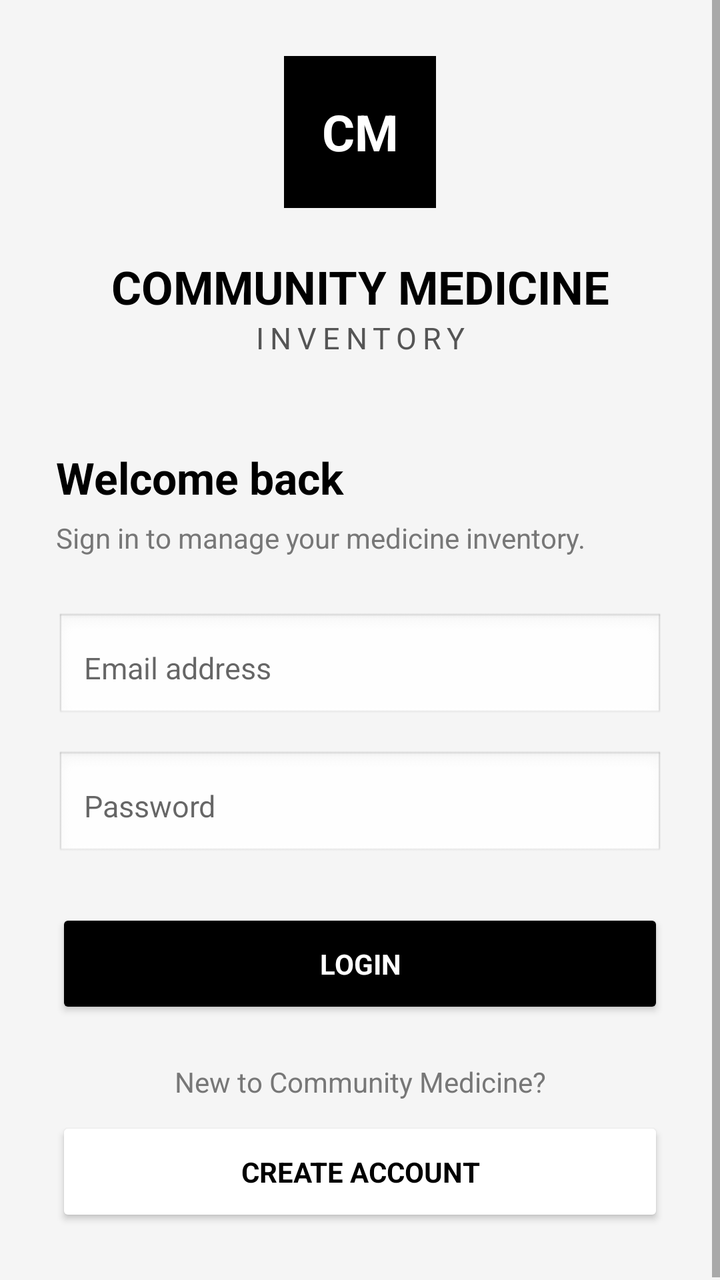
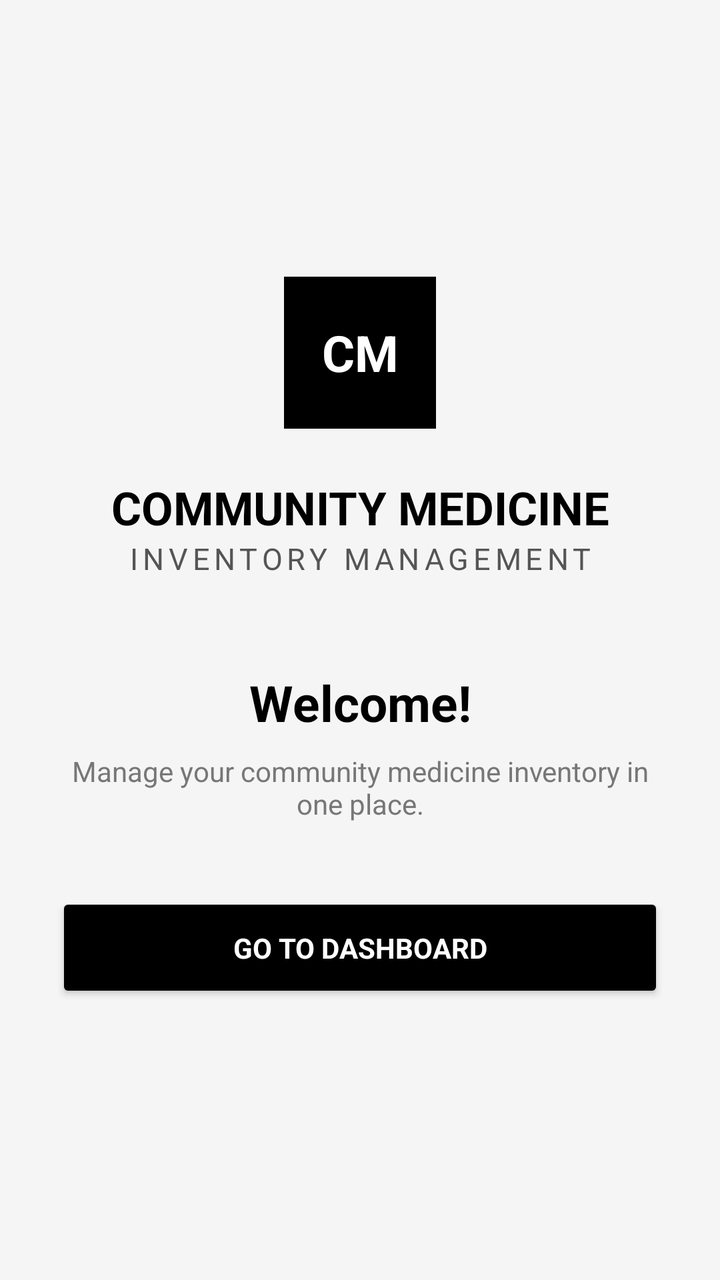

Compare the two renders of this Android layout. The source of the first and the diff that turns it into the second are given below.
<!-- AndroidManifest.xml: application theme AppTheme -->
<!-- res/layout/activity_main.xml -->
<?xml version="1.0" encoding="utf-8"?>
<ScrollView xmlns:android="http://schemas.android.com/apk/res/android"
    android:layout_width="match_parent"
    android:layout_height="match_parent"
    android:background="#F5F5F5"
    android:fillViewport="true">

    <LinearLayout
        android:layout_width="match_parent"
        android:layout_height="match_parent"
        android:orientation="vertical"
        android:gravity="center"
        android:padding="28dp">

        
        <TextView
            android:layout_width="76dp"
            android:layout_height="76dp"
            android:gravity="center"
            android:background="#000000"
            android:text="CM"
            android:textColor="#FFFFFF"
            android:textSize="25sp"
            android:textStyle="bold" />

        
        <TextView
            android:layout_width="match_parent"
            android:layout_height="wrap_content"
            android:layout_marginTop="24dp"
            android:gravity="center"
            android:text="COMMUNITY MEDICINE"
            android:textColor="#000000"
            android:textSize="23sp"
            android:textStyle="bold" />

        <TextView
            android:layout_width="match_parent"
            android:layout_height="wrap_content"
            android:gravity="center"
            android:text="INVENTORY"
            android:textColor="#555555"
            android:textSize="15sp"
            android:letterSpacing="0.2" />

        
        <TextView
            android:layout_width="match_parent"
            android:layout_height="wrap_content"
            android:layout_marginTop="45dp"
            android:text="Welcome back"
            android:textColor="#000000"
            android:textSize="22sp"
            android:textStyle="bold" />

        <TextView
            android:layout_width="match_parent"
            android:layout_height="wrap_content"
            android:layout_marginTop="6dp"
            android:text="Sign in to manage your medicine inventory."
            android:textColor="#777777"
            android:textSize="14sp" />

        
        <EditText
            android:id="@+id/emailInput"
            android:layout_width="match_parent"
            android:layout_height="55dp"
            android:layout_marginTop="28dp"
            android:padding="14dp"
            android:background="@android:drawable/edit_text"
            android:hint="Email address"
            android:inputType="textEmailAddress"
            android:autofillHints="emailAddress"
            android:textColor="#000000"
            android:textSize="15sp" />

        
        <EditText
            android:id="@+id/passwordInput"
            android:layout_width="match_parent"
            android:layout_height="55dp"
            android:layout_marginTop="14dp"
            android:padding="14dp"
            android:background="@android:drawable/edit_text"
            android:hint="Password"
            android:inputType="textPassword"
            android:autofillHints="password"
            android:textColor="#000000"
            android:textSize="15sp" />

        
        <Button
            android:id="@+id/loginButton"
            android:layout_width="match_parent"
            android:layout_height="55dp"
            android:layout_marginTop="24dp"
            android:backgroundTint="#000000"
            android:text="LOGIN"
            android:textColor="#FFFFFF"
            android:textStyle="bold" />

        
        <TextView
            android:layout_width="match_parent"
            android:layout_height="wrap_content"
            android:layout_marginTop="22dp"
            android:gravity="center"
            android:text="New to Community Medicine?"
            android:textColor="#777777"
            android:textSize="14sp" />

        
        <Button
            android:id="@+id/registerButton"
            android:layout_width="match_parent"
            android:layout_height="55dp"
            android:layout_marginTop="8dp"
            android:backgroundTint="#FFFFFF"
            android:text="CREATE ACCOUNT"
            android:textColor="#000000"
            android:textStyle="bold" />

    </LinearLayout>
</ScrollView>
<!-- resources referenced by this layout -->
<resources>
  <style name="AppTheme" parent="Theme.AppCompat.Light.NoActionBar">
  
          <item name="android:fontFamily">sans-serif</item>
          <item name="android:colorAccent">#000000</item>
          <item name="android:windowLightStatusBar">true</item>
          <item name="android:statusBarColor">#FFFFFF</item>
          <item name="android:navigationBarColor">#FFFFFF</item>
      </style>
</resources>

<!-- the commit's change to res/layout/activity_main.xml (unified diff, before → after) -->
@@ -12,7 +12,6 @@
         android:gravity="center"
         android:padding="28dp">
 
-        
         <TextView
             android:layout_width="76dp"
             android:layout_height="76dp"
@@ -23,7 +22,6 @@
             android:textSize="25sp"
             android:textStyle="bold" />
 
-        
         <TextView
             android:layout_width="match_parent"
             android:layout_height="wrap_content"
@@ -38,87 +36,38 @@
             android:layout_width="match_parent"
             android:layout_height="wrap_content"
             android:gravity="center"
-            android:text="INVENTORY"
+            android:text="INVENTORY MANAGEMENT"
             android:textColor="#555555"
             android:textSize="15sp"
-            android:letterSpacing="0.2" />
+            android:letterSpacing="0.15" />
 
-        
         <TextView
             android:layout_width="match_parent"
             android:layout_height="wrap_content"
             android:layout_marginTop="45dp"
-            android:text="Welcome back"
+            android:text="Welcome!"
             android:textColor="#000000"
-            android:textSize="22sp"
-            android:textStyle="bold" />
+            android:textSize="25sp"
+            android:textStyle="bold"
+            android:gravity="center" />
 
         <TextView
             android:layout_width="match_parent"
             android:layout_height="wrap_content"
-            android:layout_marginTop="6dp"
-            android:text="Sign in to manage your medicine inventory."
+            android:layout_marginTop="8dp"
+            android:text="Manage your community medicine inventory in one place."
             android:textColor="#777777"
-            android:textSize="14sp" />
+            android:textSize="14sp"
+            android:gravity="center" />
 
-        
-        <EditText
-            android:id="@+id/emailInput"
+        <Button
+            android:id="@+id/continueButton"
             android:layout_width="match_parent"
             android:layout_height="55dp"
-            android:layout_marginTop="28dp"
-            android:padding="14dp"
-            android:background="@android:drawable/edit_text"
-            android:hint="Email address"
-            android:inputType="textEmailAddress"
-            android:autofillHints="emailAddress"
-            android:textColor="#000000"
-            android:textSize="15sp" />
-
-        
-        <EditText
-            android:id="@+id/passwordInput"
-            android:layout_width="match_parent"
-            android:layout_height="55dp"
-            android:layout_marginTop="14dp"
-            android:padding="14dp"
-            android:background="@android:drawable/edit_text"
-            android:hint="Password"
-            android:inputType="textPassword"
-            android:autofillHints="password"
-            android:textColor="#000000"
-            android:textSize="15sp" />
-
-        
-        <Button
-            android:id="@+id/loginButton"
-            android:layout_width="match_parent"
-            android:layout_height="55dp"
-            android:layout_marginTop="24dp"
+            android:layout_marginTop="35dp"
             android:backgroundTint="#000000"
-            android:text="LOGIN"
+            android:text="GO TO DASHBOARD"
             android:textColor="#FFFFFF"
-            android:textStyle="bold" />
-
-        
-        <TextView
-            android:layout_width="match_parent"
-            android:layout_height="wrap_content"
-            android:layout_marginTop="22dp"
-            android:gravity="center"
-            android:text="New to Community Medicine?"
-            android:textColor="#777777"
-            android:textSize="14sp" />
-
-        
-        <Button
-            android:id="@+id/registerButton"
-            android:layout_width="match_parent"
-            android:layout_height="55dp"
-            android:layout_marginTop="8dp"
-            android:backgroundTint="#FFFFFF"
-            android:text="CREATE ACCOUNT"
-            android:textColor="#000000"
             android:textStyle="bold" />
 
     </LinearLayout>
